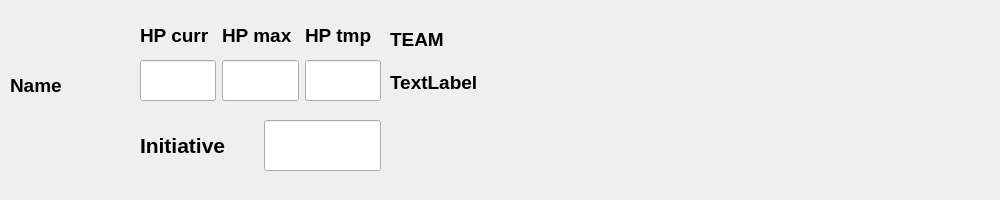
First picture: the form in src/CombatantWidget/combatantwidget.ui, repository lazaropo/2EManager, before the edit.
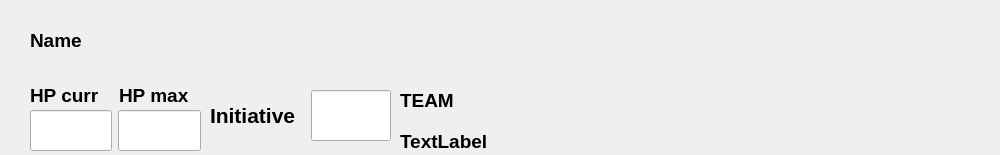
Second picture: the form after the edit.

```diff
--- a/src/CombatantWidget/combatantwidget.ui
+++ b/src/CombatantWidget/combatantwidget.ui
@@ -7,7 +7,7 @@
     <x>0</x>
     <y>0</y>
     <width>1000</width>
-    <height>200</height>
+    <height>155</height>
    </rect>
   </property>
   <property name="sizePolicy">
@@ -19,12 +19,15 @@
   <property name="maximumSize">
    <size>
     <width>1200</width>
-    <height>200</height>
+    <height>180</height>
    </size>
   </property>
   <property name="windowTitle">
    <string>CombatantWidget</string>
   </property>
+  <property name="autoFillBackground">
+   <bool>false</bool>
+  </property>
   <property name="styleSheet">
    <string notr="true">QWidget#CombatantWidget {
 border-radius: 30px;
@@ -34,10 +37,10 @@
   <widget class="QLabel" name="label_name">
    <property name="geometry">
     <rect>
-     <x>10</x>
-     <y>40</y>
-     <width>121</width>
-     <height>91</height>
+     <x>30</x>
+     <y>0</y>
+     <width>451</width>
+     <height>81</height>
     </rect>
    </property>
    <property name="font">
@@ -53,9 +56,9 @@
   <widget class="QWidget" name="layoutWidget">
    <property name="geometry">
     <rect>
-     <x>140</x>
-     <y>60</y>
-     <width>241</width>
+     <x>30</x>
+     <y>110</y>
+     <width>171</width>
      <height>41</height>
     </rect>
    </property>
@@ -80,24 +83,14 @@
       </property>
      </widget>
     </item>
-    <item>
-     <widget class="QLineEdit" name="lineEdit_hp_tmp">
-      <property name="sizePolicy">
-       <sizepolicy hsizetype="Expanding" vsizetype="MinimumExpanding">
-        <horstretch>0</horstretch>
-        <verstretch>0</verstretch>
-       </sizepolicy>
-      </property>
-     </widget>
-    </item>
    </layout>
   </widget>
   <widget class="QWidget" name="layoutWidget">
    <property name="geometry">
     <rect>
-     <x>140</x>
-     <y>20</y>
-     <width>241</width>
+     <x>30</x>
+     <y>80</y>
+     <width>171</width>
      <height>31</height>
     </rect>
    </property>
@@ -128,31 +121,21 @@
       </property>
      </widget>
     </item>
-    <item>
-     <widget class="QLabel" name="label_4">
-      <property name="font">
-       <font>
-        <pointsize>14</pointsize>
-        <bold>true</bold>
-       </font>
-      </property>
-      <property name="text">
-       <string>HP tmp</string>
-      </property>
-     </widget>
-    </item>
    </layout>
   </widget>
   <widget class="QWidget" name="layoutWidget">
    <property name="geometry">
     <rect>
-     <x>390</x>
-     <y>20</y>
+     <x>400</x>
+     <y>80</y>
      <width>91</width>
      <height>81</height>
     </rect>
    </property>
    <layout class="QVBoxLayout" name="verticalLayout">
+    <property name="spacing">
+     <number>0</number>
+    </property>
     <item>
      <widget class="QLabel" name="label_side">
       <property name="font">
@@ -184,9 +167,9 @@
   <widget class="QWidget" name="layoutWidget">
    <property name="geometry">
     <rect>
-     <x>140</x>
-     <y>120</y>
-     <width>241</width>
+     <x>210</x>
+     <y>90</y>
+     <width>181</width>
      <height>51</height>
     </rect>
    </property>
@@ -216,11 +199,17 @@
     <item>
      <widget class="QLineEdit" name="lineEdit_initiative">
       <property name="sizePolicy">
-       <sizepolicy hsizetype="Expanding" vsizetype="MinimumExpanding">
+       <sizepolicy hsizetype="Preferred" vsizetype="MinimumExpanding">
         <horstretch>0</horstretch>
         <verstretch>0</verstretch>
        </sizepolicy>
       </property>
+      <property name="maximumSize">
+       <size>
+        <width>80</width>
+        <height>80</height>
+       </size>
+      </property>
      </widget>
     </item>
    </layout>
```
Left out of the diff: 8 changed lines with no effect on the pictures.
